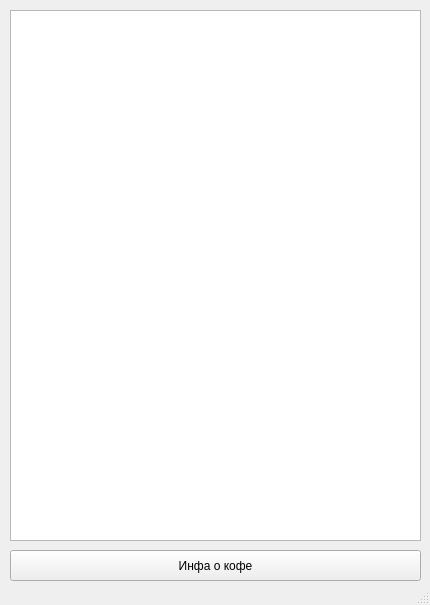
First picture: the form in main.ui, repository sirvonRIGOLCH4/espresso, before the edit.
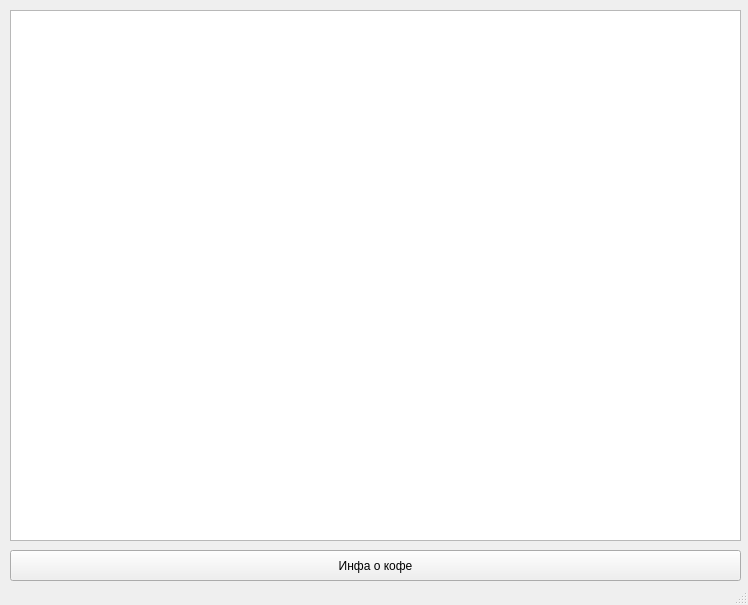
Second picture: the form after the edit.

Commit message: Решение задачи

Diff of the .ui file:
```diff
--- a/main.ui
+++ b/main.ui
@@ -6,7 +6,7 @@
    <rect>
     <x>0</x>
     <y>0</y>
-    <width>430</width>
+    <width>748</width>
     <height>605</height>
    </rect>
   </property>
@@ -19,7 +19,7 @@
      <rect>
       <x>10</x>
       <y>10</y>
-      <width>411</width>
+      <width>731</width>
       <height>531</height>
      </rect>
     </property>
@@ -29,7 +29,7 @@
      <rect>
       <x>10</x>
       <y>550</y>
-      <width>411</width>
+      <width>731</width>
       <height>31</height>
      </rect>
     </property>
```
The commit also changes 2 other files.
